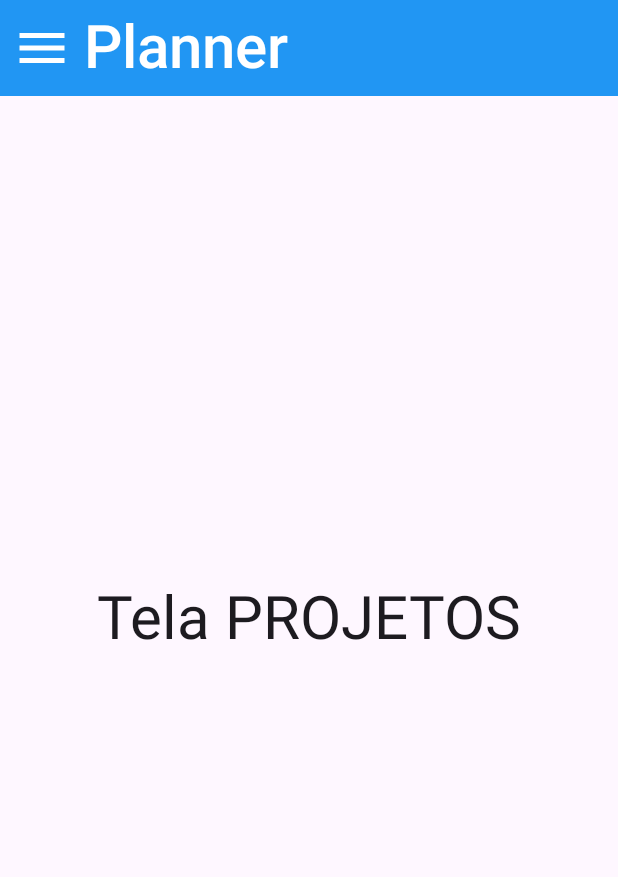
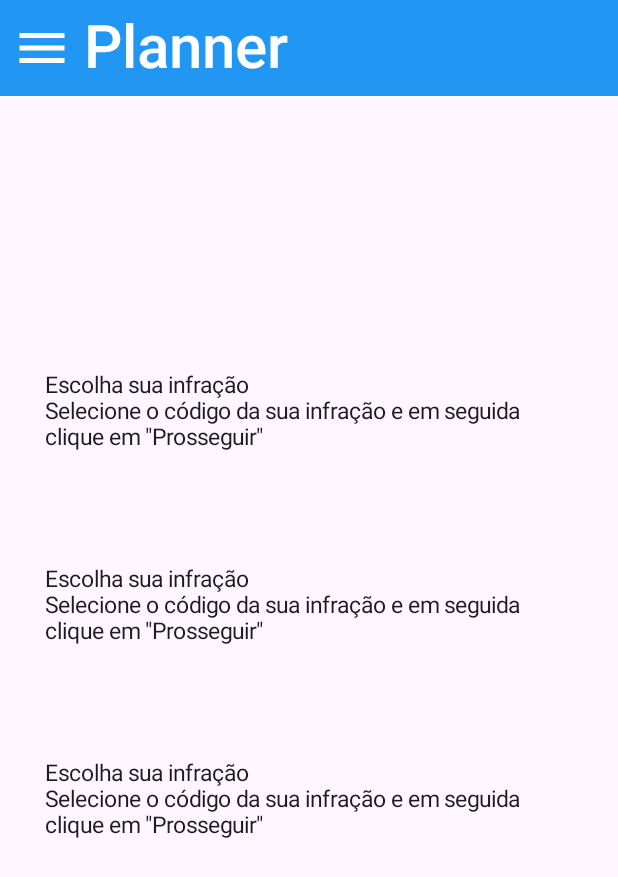
Before and after one commit to unagumoro/hehe, an Android app built with Jetpack Compose: the TelaProjetos screen opened through its navigation route, on a phone screen of 412 x 824 dp. Shown: the top 877 px of the screen. Run offline under Robolectric (Android 15) with nearby library versions, the phone set to English and light mode, and no system bars.

Commit message:
Primeiro Commit

```diff
--- a/app/src/main/java/br/edu/up/planner/PlannerNavDrawer.kt
+++ b/app/src/main/java/br/edu/up/planner/PlannerNavDrawer.kt
@@ -31,6 +31,7 @@ import androidx.navigation.compose.NavHost
 import androidx.navigation.compose.composable
 import androidx.navigation.compose.currentBackStackEntryAsState
 import androidx.navigation.compose.rememberNavController
+import br.edu.up.planner.ui.screens.contato.TelaContato
 import br.edu.up.planner.ui.screens.projetos.TelaProjetos
 import br.edu.up.planner.ui.screens.financas.TelaFinancas
 import br.edu.up.planner.ui.screens.tarefas.TarefasNavHost
@@ -40,6 +41,7 @@ object PlannerRotas {
     val TELA_TAREFAS_ROTA = "tela_um"
     val TELA_PROJETOS_ROTA = "tela_dois"
     val TELA_FINANCAS_ROTA = "tela_tres"
+    val TELA_CONTATO_ROTA = "tela_quatro"
 }
 
 
@@ -73,6 +75,9 @@ fun PlannerNavDrawer(){
                 composable(PlannerRotas.TELA_FINANCAS_ROTA) {
                     TelaFinancas(drawerState)
                 }
+                composable(PlannerRotas.TELA_CONTATO_ROTA) {
+                    TelaContato(drawerState)
+                }
             }
         }
     )
@@ -92,6 +97,7 @@ private fun DrawerContent(
     val ehRotaUm = rotaAtual == PlannerRotas.TELA_TAREFAS_ROTA
     val ehRotaDois = rotaAtual == PlannerRotas.TELA_PROJETOS_ROTA
     val ehRotaTres = rotaAtual == PlannerRotas.TELA_FINANCAS_ROTA
+    val ehRotaQuatro = rotaAtual == PlannerRotas.TELA_CONTATO_ROTA
 
     Column(
         modifier = Modifier
@@ -143,6 +149,7 @@ private fun DrawerContent(
             Text(text = "Projetos", fontSize = 30.sp,
                 color = getColorTexto(ehRotaDois))
         }
+
         TextButton(
             colors = ButtonDefaults.buttonColors(
                 containerColor = getColorMenu(ehRotaTres)
@@ -163,6 +170,27 @@ private fun DrawerContent(
             Text(text = "Finanças", fontSize = 30.sp,
                 color = getColorTexto(ehRotaTres))
         }
+
+        TextButton(
+            colors = ButtonDefaults.buttonColors(
+                containerColor = getColorMenu(ehRotaTres)
+            ),
+            onClick = {
+                navController.navigate(PlannerRotas.TELA_CONTATO_ROTA)
+                coroutineScope.launch {
+                    drawerState.close()
+                }
+            }) {
+            Icon(
+                //imageVector = Icons.Default.Call,
+                painter = painterResource(id = R.drawable.checklist),
+                contentDescription = "c",
+                modifier = Modifier.size(40.dp),
+                tint = getColorTexto(ehRotaQuatro)
+            )
+            Text(text = "Contato", fontSize = 30.sp,
+                color = getColorTexto(ehRotaQuatro))
+        }
     }
 }
 
--- a/app/src/main/java/br/edu/up/planner/ui/screens/projetos/TelaProjetos.kt
+++ b/app/src/main/java/br/edu/up/planner/ui/screens/projetos/TelaProjetos.kt
@@ -29,9 +29,22 @@ fun TelaProjetos(drawerState: DrawerState) {
                 verticalArrangement = Arrangement.Center
             ) {
                 Text(
-                    text = "Tela PROJETOS",
+                    text = "Escolha sua infração\n" +
+                            "Selecione o código da sua infração e em seguida clique em \"Prosseguir\"\n",
                     Modifier.padding(30.dp),
-                    fontSize = 40.sp
+                    fontSize = 15.sp
+                )
+                Text(
+                    text = "Escolha sua infração\n" +
+                            "Selecione o código da sua infração e em seguida clique em \"Prosseguir\"\n",
+                    Modifier.padding(30.dp),
+                    fontSize = 15.sp
+                )
+                Text(
+                    text = "Escolha sua infração\n" +
+                            "Selecione o código da sua infração e em seguida clique em \"Prosseguir\"\n",
+                    Modifier.padding(30.dp),
+                    fontSize = 15.sp
                 )
             }
         }
--- a/app/src/main/java/br/edu/up/planner/ui/screens/tarefas/TelaAfazeres.kt
+++ b/app/src/main/java/br/edu/up/planner/ui/screens/tarefas/TelaAfazeres.kt
@@ -18,19 +18,16 @@ import androidx.compose.material3.Text
 import androidx.compose.runtime.Composable
 import androidx.compose.ui.Alignment
 import androidx.compose.ui.Modifier
+import androidx.compose.ui.graphics.Color
+import androidx.compose.ui.text.font.FontFamily
 import androidx.compose.ui.unit.dp
 import androidx.compose.ui.unit.sp
 import androidx.navigation.NavController
 import androidx.navigation.compose.NavHost
 import androidx.navigation.compose.composable
-import androidx.navigation.compose.rememberNavController
 import br.edu.up.planner.ui.screens.util.PlannerTopBar
 import br.edu.up.planner.ui.screens.util.TelaUmBottomBar
 
-object TarefasRota {
-    val TELA_LISTAR_AFAZERES_ROTA = "listar_afazeres"
-    val TELA_INCLUIR_AFAZER_ROTA = "incluir_afazer"
-}
 
 
 @Composable
@@ -39,79 +36,32 @@ fun TelaAfazeres(
     navCtrlBottomNav: NavController
 ) {
 
-    var afazeres = mutableListOf(
-        Afazer(
-            titulo = "Comprar um carro",
-            descricao = "Visitar concessionárias",
-            id = 1
-        ),
-        Afazer(
-            titulo = "Lavar roupas",
-            descricao = "Lavar roupas pela manhã",
-            id = 2
-        )
-    )
-
-    val navCtrlTarefas = rememberNavController()
-
-
     Scaffold(
-        topBar = { PlannerTopBar(drawerState) },
-        content = { padding ->  padding
-            NavHost(
-                navController = navCtrlTarefas,
-                startDestination = TarefasRota.TELA_LISTAR_AFAZERES_ROTA)
-            {
-                composable(TarefasRota.TELA_LISTAR_AFAZERES_ROTA) {
-                    TelaListagemAfazeres(afazeres)
-                }
-                composable(TarefasRota.TELA_INCLUIR_AFAZER_ROTA) {
-                    Column(modifier = Modifier.fillMaxSize()) {
-                        Spacer(modifier = Modifier.height(200.dp))
-                        Text(text = "TELA DE INCLUIR AFAZER")
-                    }
-
-                }
+        topBar = {
+            PlannerTopBar(drawerState)
+        },
+        content = { iPad ->
+            iPad
+            Column(
+                modifier = Modifier.fillMaxSize(),
+                horizontalAlignment = Alignment.CenterHorizontally,
+                verticalArrangement = Arrangement.Center
+            ) {
+                Text(
+                    text = "RecurSê",
+                    Modifier.padding(30.dp),
+                    fontSize = 100.sp,
+                    fontFamily = FontFamily.SansSerif,
+                    color = Color.Black
+                )
+                Text(
+                    text = "Não se preocupe, fazemos seu recurso para você!",
+                    Modifier.padding(30.dp),
+                    fontSize = 20.sp,
+                    color = Color.Blue
+                )
             }
-
-
         },
-        floatingActionButton = { FloatButton() },
         bottomBar = { TelaUmBottomBar(navCtrlBottomNav) }
     )
 }
-
-@Composable
-private fun TelaListagemAfazeres(afazeres: MutableList<Afazer>) {
-    LazyColumn(
-        modifier = Modifier.fillMaxSize(),
-        horizontalAlignment = Alignment.CenterHorizontally,
-        verticalArrangement = Arrangement.Center
-    ) {
-        items(afazeres) { afazer ->
-            Text(
-                text = afazer.titulo,
-                Modifier.padding(20.dp),
-                fontSize = 20.sp
-            )
-        }
-    }
-}
-
-data class Afazer(
-    var titulo: String,
-    var descricao: String,
-    var concluido: Boolean = false,
-    var id: Int? = null
-)
-
-
-@Composable
-private fun FloatButton() {
-    FloatingActionButton(onClick = { }) {
-        Icon(
-            imageVector = Icons.Default.Add,
-            contentDescription = "+"
-        )
-    }
-}
--- a/gradle/libs.versions.toml
+++ b/gradle/libs.versions.toml
@@ -1,5 +1,5 @@
 [versions]
-agp = "8.5.0"
+agp = "8.6.1"
 kotlin = "1.9.0"
 coreKtx = "1.13.1"
 junit = "4.13.2"
```
Also changed, not shown: app/src/main/java/br/edu/up/planner/ui/screens/contato/TelaContato.kt (added, +87 -0 lines).
